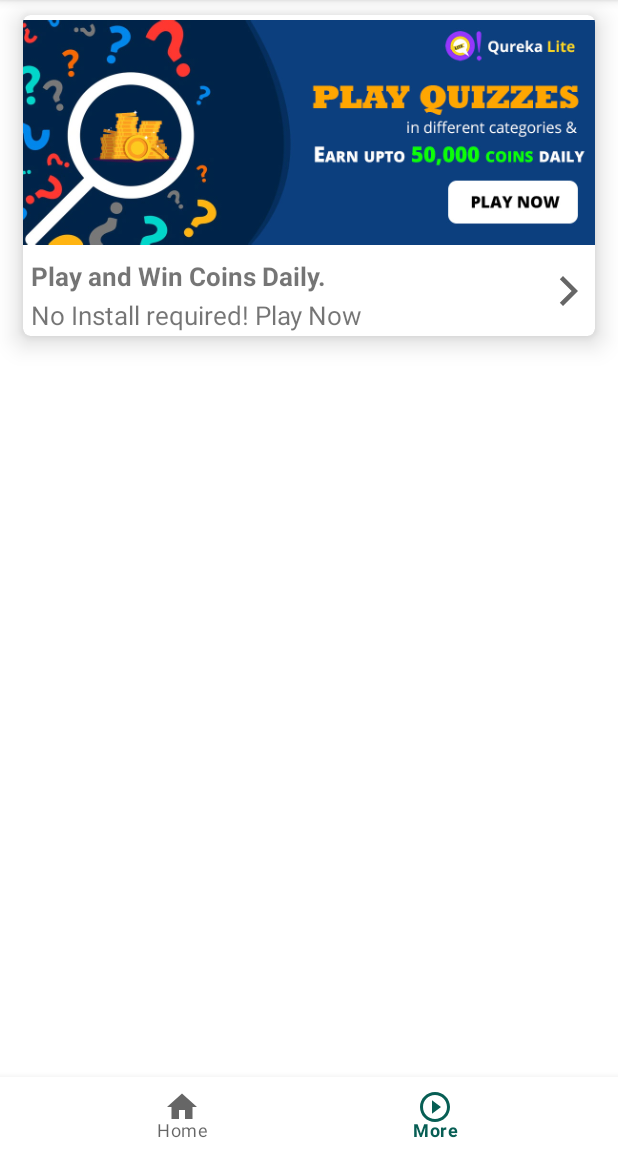
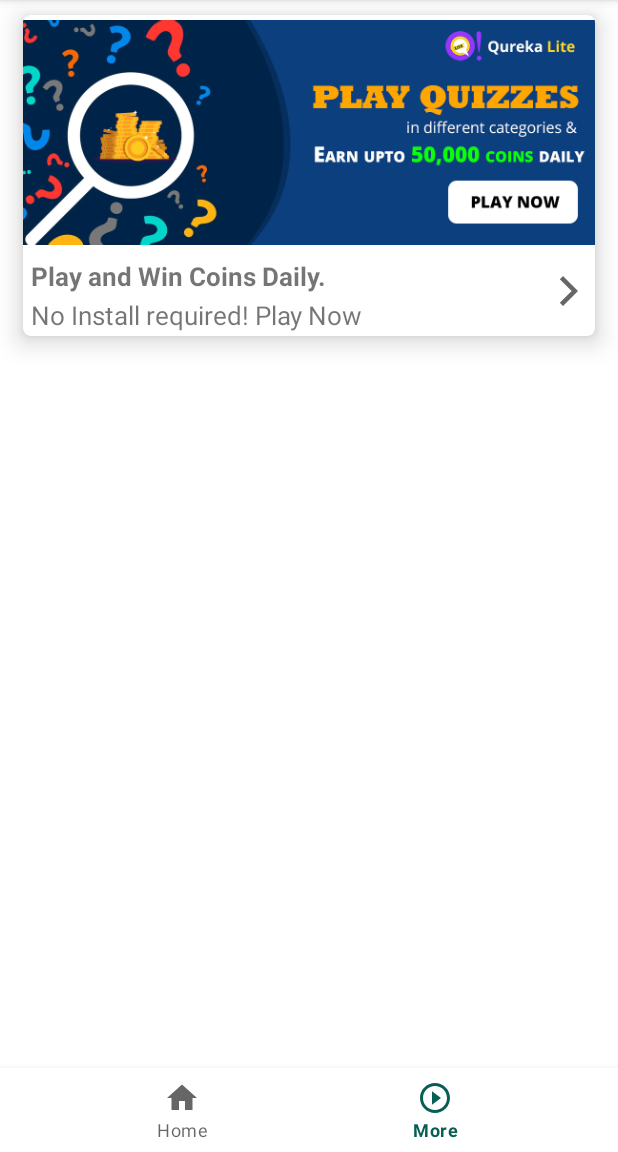
Before and after one commit to venkatesh20pillay/SocialStatusSaver, an Android app: the MoreActivity screen opened directly, with no data from a screen before it, on a phone screen of 412 x 824 dp, the part 84-1236 px from its top. Run offline under Robolectric (Android 15) with nearby library versions, the phone set to English and light mode, and no system bars; our stand-ins replace AdMob.

Commit message:
Android 15 migration (#31)
* fixed edge to edge

* upated colors

* fixed padding

* updated version

---------

Co-authored-by: Venkatesh Pillay <venkateshpillay@Venkateshs-Laptop.local>

```diff
--- a/app/build.gradle
+++ b/app/build.gradle
@@ -10,9 +10,9 @@ android {
     defaultConfig {
         applicationId "com.statuses.statussavers"
         minSdkVersion 23
-        targetSdkVersion 34
-        versionCode 45
-        versionName "4.9"
+        targetSdkVersion 35
+        versionCode 47
+        versionName "5.1"
 
         testInstrumentationRunner "androidx.test.runner.AndroidJUnitRunner"
     }
--- a/app/src/main/java/com/statuses/statussavers/MoreActivity.kt
+++ b/app/src/main/java/com/statuses/statussavers/MoreActivity.kt
@@ -5,22 +5,39 @@ import android.content.Intent
 import android.net.Uri
 import android.os.Bundle
 import android.view.MenuItem
+import android.view.View
+import android.view.ViewGroup
 import androidx.appcompat.app.AppCompatActivity
 import androidx.browser.customtabs.CustomTabsIntent
 import androidx.cardview.widget.CardView
+import androidx.core.view.ViewCompat
+import androidx.core.view.WindowInsetsCompat
+import androidx.core.view.updateLayoutParams
+import androidx.core.view.updatePadding
 import com.google.android.material.bottomnavigation.BottomNavigationView
 
 class MoreActivity : AppCompatActivity() {
 
     private lateinit var bottomNavigationView: BottomNavigationView
     private lateinit var cardView: CardView
+    private lateinit var rootLayout: View
 
     override fun onCreate(savedInstanceState: Bundle?) {
         super.onCreate(savedInstanceState)
         setContentView(R.layout.activity_more)
-
+        rootLayout = findViewById(R.id.rootLayout)
         bottomNavigationView = findViewById(R.id.bottomNavigationViewMore)
         cardView = findViewById(R.id.cardView)
+
+        ViewCompat.setOnApplyWindowInsetsListener(rootLayout) { _, insets ->
+            val systemBars = insets.getInsets(WindowInsetsCompat.Type.systemBars())
+            rootLayout.updatePadding(top = systemBars.top)
+            val layoutParams = cardView.layoutParams as ViewGroup.MarginLayoutParams
+            layoutParams.setMargins(15, 180, 15, 0)
+            cardView.layoutParams = layoutParams
+            bottomNavigationView.updatePadding(bottom = systemBars.bottom)
+            insets
+        }
 
         setupBottomBar()
         setupCardView()
--- a/app/src/main/res/layout/activity_main.xml
+++ b/app/src/main/res/layout/activity_main.xml
@@ -4,6 +4,7 @@
     xmlns:tools="http://schemas.android.com/tools"
     xmlns:maxads="http://schemas.applovin.com/android/1.0"
     android:layout_width="match_parent"
+    android:id="@+id/activity_main"
     android:layout_height="match_parent">
 
     <com.google.android.material.appbar.AppBarLayout
@@ -48,7 +49,7 @@
     <LinearLayout
         android:id="@+id/linearlayout"
         android:layout_width="match_parent"
-        android:layout_height="60dp"
+        android:layout_height="wrap_content"
         android:alpha="1.0"
         android:background="@color/white"
         android:orientation="vertical"
@@ -68,7 +69,7 @@
     <com.google.android.material.bottomnavigation.BottomNavigationView
         android:id="@+id/bottomNavigationView"
         android:layout_width="match_parent"
-        android:layout_height="50dp"
+        android:layout_height="wrap_content"
         app:layout_constraintBottom_toBottomOf="parent"
         app:layout_constraintEnd_toEndOf="parent"
         app:layout_constraintStart_toStartOf="parent"
--- a/app/src/main/res/layout/activity_more.xml
+++ b/app/src/main/res/layout/activity_more.xml
@@ -2,6 +2,7 @@
 <androidx.constraintlayout.widget.ConstraintLayout xmlns:android="http://schemas.android.com/apk/res/android"
     xmlns:app="http://schemas.android.com/apk/res-auto"
     xmlns:tools="http://schemas.android.com/tools"
+    android:id="@+id/rootLayout"
     android:layout_width="match_parent"
     android:layout_height="match_parent"
     tools:context=".MoreActivity">
@@ -84,7 +85,7 @@
     <com.google.android.material.bottomnavigation.BottomNavigationView
         android:id="@+id/bottomNavigationViewMore"
         android:layout_width="match_parent"
-        android:layout_height="50dp"
+        android:layout_height="wrap_content"
         app:layout_constraintBottom_toBottomOf="parent"
         app:layout_constraintEnd_toEndOf="parent"
         app:layout_constraintStart_toStartOf="parent"
--- a/app/src/main/res/layout/activity_picture.xml
+++ b/app/src/main/res/layout/activity_picture.xml
@@ -4,6 +4,7 @@
     xmlns:tools="http://schemas.android.com/tools"
     android:layout_width="match_parent"
     android:layout_height="match_parent"
+    android:id="@+id/root"
     tools:context=".Picture">
 
     <RelativeLayout
--- a/app/src/main/res/layout/activity_start_v2.xml
+++ b/app/src/main/res/layout/activity_start_v2.xml
@@ -2,6 +2,7 @@
 <RelativeLayout xmlns:android="http://schemas.android.com/apk/res/android"
     android:layout_width="match_parent"
     android:layout_height="match_parent"
+    android:id="@+id/root_layout"
     xmlns:tools="http://schemas.android.com/tools"
     xmlns:maxads="http://schemas.applovin.com/android/1.0">
 <ScrollView
@@ -38,7 +39,7 @@
                     android:id="@+id/permission1"
                     android:layout_height="wrap_content"
                     android:text="@string/storage_permission"
-                    android:textColor="#202020"
+                    android:textColor="@color/text_color"
                     android:textSize="20dp" />
                 <Button
                     android:layout_width="wrap_content"
@@ -79,7 +80,7 @@
                     android:id="@+id/permission2"
                     android:layout_height="wrap_content"
                     android:text="@string/storage_permission2"
-                    android:textColor="#202020"
+                    android:textColor="@color/text_color"
                     android:textSize="20dp" />
                 <Button
                     android:layout_width="wrap_content"
--- a/app/src/main/res/layout/activity_video.xml
+++ b/app/src/main/res/layout/activity_video.xml
@@ -4,6 +4,7 @@
     xmlns:tools="http://schemas.android.com/tools"
     android:layout_width="match_parent"
     android:layout_height="match_parent"
+    android:id="@+id/root_layout"
     tools:context=".Video">
 
     <RelativeLayout
--- /dev/null
+++ b/app/src/main/res/values-night/colors.xml
@@ -0,0 +1,11 @@
+<?xml version="1.0" encoding="utf-8"?>
+<resources>
+    <color name="text_color">#FFFFFFFF</color>
+    <color name="purple_200">#FFBB86FC</color>
+    <color name="purple_500">#FF6200EE</color>
+    <color name="purple_700">#FF3700B3</color>
+    <color name="teal_200">#FF03DAC5</color>
+    <color name="teal_700">#FF018786</color>
+    <color name="black">#FF000000</color>
+    <color name="white">#FFFFFFFF</color>
+</resources>
--- a/app/src/main/res/values-night/themes.xml
+++ b/app/src/main/res/values-night/themes.xml
@@ -4,13 +4,15 @@
         <!-- Primary brand color. -->
         <item name="colorPrimary">@color/purple_200</item>
         <item name="colorPrimaryVariant">@color/purple_700</item>
-        <item name="colorOnPrimary">@color/black</item>
+        <item name="colorOnPrimary">@color/white</item>
         <!-- Secondary brand color. -->
         <item name="colorSecondary">@color/teal_200</item>
         <item name="colorSecondaryVariant">@color/teal_200</item>
-        <item name="colorOnSecondary">@color/black</item>
+        <item name="colorOnSecondary">@color/white</item>
         <!-- Status bar color. -->
-        <item name="android:statusBarColor" tools:targetApi="l">?attr/colorPrimaryVariant</item>
+        <item name="android:statusBarColor">@android:color/transparent</item>
+        <item name="android:navigationBarColor">@android:color/transparent</item>
+        <item name="android:windowLightStatusBar">true</item> <!-- or false depending on background -->
         <!-- Customize your theme here. -->
     </style>
 </resources>
--- a/app/src/main/res/values/colors.xml
+++ b/app/src/main/res/values/colors.xml
@@ -1,5 +1,6 @@
 <?xml version="1.0" encoding="utf-8"?>
 <resources>
+    <color name="text_color">#202020</color>
     <color name="purple_200">#FFBB86FC</color>
     <color name="purple_500">#FF6200EE</color>
     <color name="purple_700">#FF3700B3</color>
--- a/app/src/main/res/values/themes.xml
+++ b/app/src/main/res/values/themes.xml
@@ -10,7 +10,9 @@
         <item name="colorSecondaryVariant">@color/teal_700</item>
         <item name="colorOnSecondary">@color/black</item>
         <!-- Status bar color. -->
-        <item name="android:statusBarColor" tools:targetApi="l">?attr/colorPrimaryVariant</item>
+        <item name="android:statusBarColor">@android:color/transparent</item>
+        <item name="android:navigationBarColor">@android:color/transparent</item>
+        <item name="android:windowLightStatusBar">true</item> <!-- or false depending on background -->
         <!-- Customize your theme here. -->
     </style>
 
```
Also changed, not shown: app/src/main/java/com/statuses/statussavers/HowToUse.kt (+25 -1 lines), app/src/main/java/com/statuses/statussavers/MainActivity.kt (+16 -2 lines), app/src/main/java/com/statuses/statussavers/Picture.kt (+12 -1 lines), app/src/main/java/com/statuses/statussavers/StartActivity.kt (+20 -0 lines), app/src/main/java/com/statuses/statussavers/Video.kt (+11 -0 lines), app/src/main/res/layout/activity_how_to_use_2.xml (+6 -3 lines).
